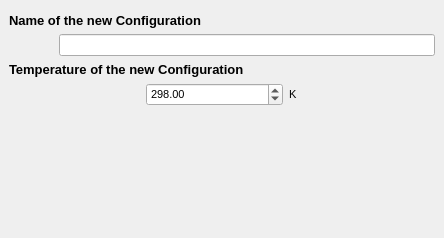
Qt form src/gui/addconfigurationwizard.ui (disorderedmaterials/dissolve) before a commit.
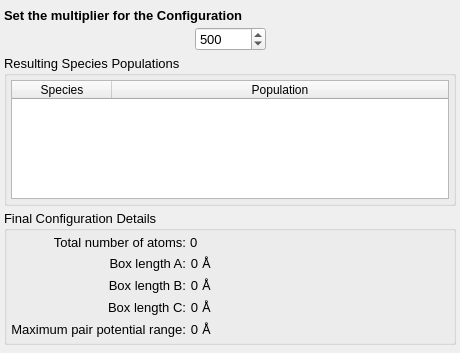
The same form after that commit. Icons and pictures are not drawn. Custom widgets are drawn as their Qt base class.

Commit message: Update AddConfigurationWizard with page to define multiplier.

```diff
--- a/src/gui/addconfigurationwizard.ui
+++ b/src/gui/addconfigurationwizard.ui
@@ -6,13 +6,13 @@
    <rect>
     <x>0</x>
     <y>0</y>
-    <width>429</width>
-    <height>238</height>
+    <width>460</width>
+    <height>353</height>
    </rect>
   </property>
   <property name="font">
    <font>
-    <pointsize>8</pointsize>
+    <pointsize>10</pointsize>
    </font>
   </property>
   <property name="windowTitle">
@@ -883,8 +883,399 @@
        </item>
       </layout>
      </widget>
+     <widget class="QWidget" name="MultiplierPage">
+      <layout class="QVBoxLayout" name="verticalLayout_9">
+       <property name="spacing">
+        <number>4</number>
+       </property>
+       <property name="leftMargin">
+        <number>4</number>
+       </property>
+       <property name="topMargin">
+        <number>4</number>
+       </property>
+       <property name="rightMargin">
+        <number>4</number>
+       </property>
+       <property name="bottomMargin">
+        <number>4</number>
+       </property>
+       <item>
+        <widget class="QLabel" name="TopLabel_9">
+         <property name="sizePolicy">
+          <sizepolicy hsizetype="Expanding" vsizetype="Preferred">
+           <horstretch>0</horstretch>
+           <verstretch>0</verstretch>
+          </sizepolicy>
+         </property>
+         <property name="font">
+          <font>
+           <weight>75</weight>
+           <bold>true</bold>
+          </font>
+         </property>
+         <property name="text">
+          <string>Set the multiplier for the Configuration</string>
+         </property>
+        </widget>
+       </item>
+       <item>
+        <layout class="QHBoxLayout" name="horizontalLayout_8">
+         <item>
+          <spacer name="horizontalSpacer_14">
+           <property name="orientation">
+            <enum>Qt::Horizontal</enum>
+           </property>
+           <property name="sizeHint" stdset="0">
+            <size>
+             <width>40</width>
+             <height>20</height>
+            </size>
+           </property>
+          </spacer>
+         </item>
+         <item>
+          <widget class="QSpinBox" name="MultiplierSpin">
+           <property name="sizePolicy">
+            <sizepolicy hsizetype="Preferred" vsizetype="Fixed">
+             <horstretch>0</horstretch>
+             <verstretch>0</verstretch>
+            </sizepolicy>
+           </property>
+           <property name="minimum">
+            <number>1</number>
+           </property>
+           <property name="maximum">
+            <number>1000000000</number>
+           </property>
+           <property name="singleStep">
+            <number>100</number>
+           </property>
+           <property name="value">
+            <number>500</number>
+           </property>
+          </widget>
+         </item>
+         <item>
+          <spacer name="horizontalSpacer_15">
+           <property name="orientation">
+            <enum>Qt::Horizontal</enum>
+           </property>
+           <property name="sizeHint" stdset="0">
+            <size>
+             <width>40</width>
+             <height>20</height>
+            </size>
+           </property>
+          </spacer>
+         </item>
+        </layout>
+       </item>
+       <item>
+        <widget class="QGroupBox" name="MultiplierPopulationsGroup">
+         <property name="sizePolicy">
+          <sizepolicy hsizetype="Preferred" vsizetype="Expanding">
+           <horstretch>0</horstretch>
+           <verstretch>0</verstretch>
+          </sizepolicy>
+         </property>
+         <property name="title">
+          <string>Resulting Species Populations</string>
+         </property>
+         <layout class="QVBoxLayout" name="verticalLayout_10">
+          <property name="spacing">
+           <number>4</number>
+          </property>
+          <property name="leftMargin">
+           <number>4</number>
+          </property>
+          <property name="topMargin">
+           <number>4</number>
+          </property>
+          <property name="rightMargin">
+           <number>4</number>
+          </property>
+          <property name="bottomMargin">
+           <number>4</number>
+          </property>
+          <item>
+           <widget class="QTableWidget" name="MultiplierPopulationsTable">
+            <attribute name="horizontalHeaderStretchLastSection">
+             <bool>true</bool>
+            </attribute>
+            <attribute name="verticalHeaderVisible">
+             <bool>false</bool>
+            </attribute>
+            <column>
+             <property name="text">
+              <string>Species</string>
+             </property>
+            </column>
+            <column>
+             <property name="text">
+              <string>Population</string>
+             </property>
+            </column>
+           </widget>
+          </item>
+         </layout>
+        </widget>
+       </item>
+       <item>
+        <widget class="QGroupBox" name="MultiplierConfigurationDetailsGroup">
+         <property name="title">
+          <string>Final Configuration Details</string>
+         </property>
+         <layout class="QGridLayout" name="gridLayout_3">
+          <property name="leftMargin">
+           <number>4</number>
+          </property>
+          <property name="topMargin">
+           <number>4</number>
+          </property>
+          <property name="rightMargin">
+           <number>4</number>
+          </property>
+          <property name="bottomMargin">
+           <number>4</number>
+          </property>
+          <property name="spacing">
+           <number>4</number>
+          </property>
+          <item row="2" column="0">
+           <widget class="QLabel" name="MultiplierBoxALabelPre">
+            <property name="sizePolicy">
+             <sizepolicy hsizetype="Minimum" vsizetype="Preferred">
+              <horstretch>0</horstretch>
+              <verstretch>0</verstretch>
+             </sizepolicy>
+            </property>
+            <property name="text">
+             <string>Box length A:</string>
+            </property>
+            <property name="alignment">
+             <set>Qt::AlignRight|Qt::AlignTrailing|Qt::AlignVCenter</set>
+            </property>
+           </widget>
+          </item>
+          <item row="4" column="1">
+           <widget class="QLabel" name="MultiplierBoxCLabel">
+            <property name="sizePolicy">
+             <sizepolicy hsizetype="Minimum" vsizetype="Preferred">
+              <horstretch>0</horstretch>
+              <verstretch>0</verstretch>
+             </sizepolicy>
+            </property>
+            <property name="text">
+             <string>0</string>
+            </property>
+            <property name="alignment">
+             <set>Qt::AlignRight|Qt::AlignTrailing|Qt::AlignVCenter</set>
+            </property>
+           </widget>
+          </item>
+          <item row="4" column="0">
+           <widget class="QLabel" name="MultiplierBoxCLabelPre">
+            <property name="sizePolicy">
+             <sizepolicy hsizetype="Minimum" vsizetype="Preferred">
+              <horstretch>0</horstretch>
+              <verstretch>0</verstretch>
+             </sizepolicy>
+            </property>
+            <property name="text">
+             <string>Box length C:</string>
+            </property>
+            <property name="alignment">
+             <set>Qt::AlignRight|Qt::AlignTrailing|Qt::AlignVCenter</set>
+            </property>
+           </widget>
+          </item>
+          <item row="3" column="0">
+           <widget class="QLabel" name="MultiplierBoxBLabelPre">
+            <property name="sizePolicy">
+             <sizepolicy hsizetype="Minimum" vsizetype="Preferred">
+              <horstretch>0</horstretch>
+              <verstretch>0</verstretch>
+             </sizepolicy>
+            </property>
+            <property name="text">
+             <string>Box length B:</string>
+            </property>
+            <property name="alignment">
+             <set>Qt::AlignRight|Qt::AlignTrailing|Qt::AlignVCenter</set>
+            </property>
+           </widget>
+          </item>
+          <item row="5" column="0">
+           <widget class="QLabel" name="MultiplierPPRangeLabelPre">
+            <property name="sizePolicy">
+             <sizepolicy hsizetype="Minimum" vsizetype="Preferred">
+              <horstretch>0</horstretch>
+              <verstretch>0</verstretch>
+             </sizepolicy>
+            </property>
+            <property name="text">
+             <string>Maximum pair potential range:</string>
+            </property>
+            <property name="alignment">
+             <set>Qt::AlignRight|Qt::AlignTrailing|Qt::AlignVCenter</set>
+            </property>
+           </widget>
+          </item>
+          <item row="4" column="2">
+           <widget class="QLabel" name="MultiplierBoxCLabelUnits">
+            <property name="sizePolicy">
+             <sizepolicy hsizetype="Expanding" vsizetype="Preferred">
+              <horstretch>0</horstretch>
+              <verstretch>0</verstretch>
+             </sizepolicy>
+            </property>
+            <property name="text">
+             <string>Å</string>
+            </property>
+           </widget>
+          </item>
+          <item row="5" column="1">
+           <widget class="QLabel" name="MultiplierPPRangeLabel">
+            <property name="sizePolicy">
+             <sizepolicy hsizetype="Minimum" vsizetype="Preferred">
+              <horstretch>0</horstretch>
+              <verstretch>0</verstretch>
+             </sizepolicy>
+            </property>
+            <property name="text">
+             <string>0</string>
+            </property>
+            <property name="alignment">
+             <set>Qt::AlignRight|Qt::AlignTrailing|Qt::AlignVCenter</set>
+            </property>
+           </widget>
+          </item>
+          <item row="3" column="1">
+           <widget class="QLabel" name="MultiplierBoxBLabel">
+            <property name="sizePolicy">
+             <sizepolicy hsizetype="Minimum" vsizetype="Preferred">
+              <horstretch>0</horstretch>
+              <verstretch>0</verstretch>
+             </sizepolicy>
+            </property>
+            <property name="text">
+             <string>0</string>
+            </property>
+            <property name="alignment">
+             <set>Qt::AlignRight|Qt::AlignTrailing|Qt::AlignVCenter</set>
+            </property>
+           </widget>
+          </item>
+          <item row="5" column="2">
+           <widget class="QLabel" name="MultiplierPPRangeLabelUnits">
+            <property name="sizePolicy">
+             <sizepolicy hsizetype="Expanding" vsizetype="Preferred">
+              <horstretch>0</horstretch>
+              <verstretch>0</verstretch>
+             </sizepolicy>
+            </property>
+            <property name="text">
+             <string>Å</string>
+            </property>
+           </widget>
+          </item>
+          <item row="3" column="2">
+           <widget class="QLabel" name="MultiplierBoxBLabelUnits">
+            <property name="sizePolicy">
+             <sizepolicy hsizetype="Expanding" vsizetype="Preferred">
+              <horstretch>0</horstretch>
+              <verstretch>0</verstretch>
+             </sizepolicy>
+            </property>
+            <property name="text">
+             <string>Å</string>
+            </property>
+           </widget>
+          </item>
+          <item row="2" column="2">
+           <widget class="QLabel" name="MultiplierBoxALabelUnits">
+            <property name="sizePolicy">
+             <sizepolicy hsizetype="Expanding" vsizetype="Preferred">
+              <horstretch>0</horstretch>
+              <verstretch>0</verstretch>
+             </sizepolicy>
+            </property>
+            <property name="text">
+             <string>Å</string>
+            </property>
+           </widget>
+          </item>
+          <item row="2" column="1">
+           <widget class="QLabel" name="MultiplierBoxALabel">
+            <property name="sizePolicy">
+             <sizepolicy hsizetype="Minimum" vsizetype="Preferred">
+              <horstretch>0</horstretch>
+              <verstretch>0</verstretch>
+             </sizepolicy>
+            </property>
+            <property name="text">
+             <string>0</string>
+            </property>
+            <property name="alignment">
+             <set>Qt::AlignRight|Qt::AlignTrailing|Qt::AlignVCenter</set>
+            </property>
+           </widget>
+          </item>
+          <item row="0" column="0">
+           <widget class="QLabel" name="MultiplierNAtomsLabelPre">
+            <property name="sizePolicy">
+             <sizepolicy hsizetype="Minimum" vsizetype="Preferred">
+              <horstretch>0</horstretch>
+              <verstretch>0</verstretch>
+             </sizepolicy>
+            </property>
+            <property name="text">
+             <string>Total number of atoms:</string>
+            </property>
+            <property name="alignment">
+             <set>Qt::AlignRight|Qt::AlignTrailing|Qt::AlignVCenter</set>
+            </property>
+           </widget>
+          </item>
+          <item row="0" column="1" colspan="2">
+           <widget class="QLabel" name="MultiplierNAtomsLabel">
+            <property name="sizePolicy">
+             <sizepolicy hsizetype="Minimum" vsizetype="Preferred">
+              <horstretch>0</horstretch>
+              <verstretch>0</verstretch>
+             </sizepolicy>
+            </property>
+            <property name="text">
+             <string>0</string>
+            </property>
+            <property name="alignment">
+             <set>Qt::AlignLeading|Qt::AlignLeft|Qt::AlignVCenter</set>
+            </property>
+           </widget>
+          </item>
+         </layout>
+        </widget>
+       </item>
+      </layout>
+     </widget>
      <widget class="QWidget" name="FinishPage">
       <layout class="QVBoxLayout" name="verticalLayout_6">
+       <property name="spacing">
+        <number>4</number>
+       </property>
+       <property name="leftMargin">
+        <number>4</number>
+       </property>
+       <property name="topMargin">
+        <number>4</number>
+       </property>
+       <property name="rightMargin">
+        <number>4</number>
+       </property>
+       <property name="bottomMargin">
+        <number>4</number>
+       </property>
        <item>
         <widget class="QLabel" name="TopLabel">
          <property name="sizePolicy">
@@ -895,7 +1286,6 @@
          </property>
          <property name="font">
           <font>
-           <pointsize>10</pointsize>
            <weight>75</weight>
            <bold>true</bold>
           </font>
@@ -954,7 +1344,6 @@
          </property>
          <property name="font">
           <font>
-           <pointsize>10</pointsize>
            <weight>75</weight>
            <bold>true</bold>
           </font>
```
Left out of the diff: 114 changed lines with no effect on the pictures. The commit also changes 2 other files.
